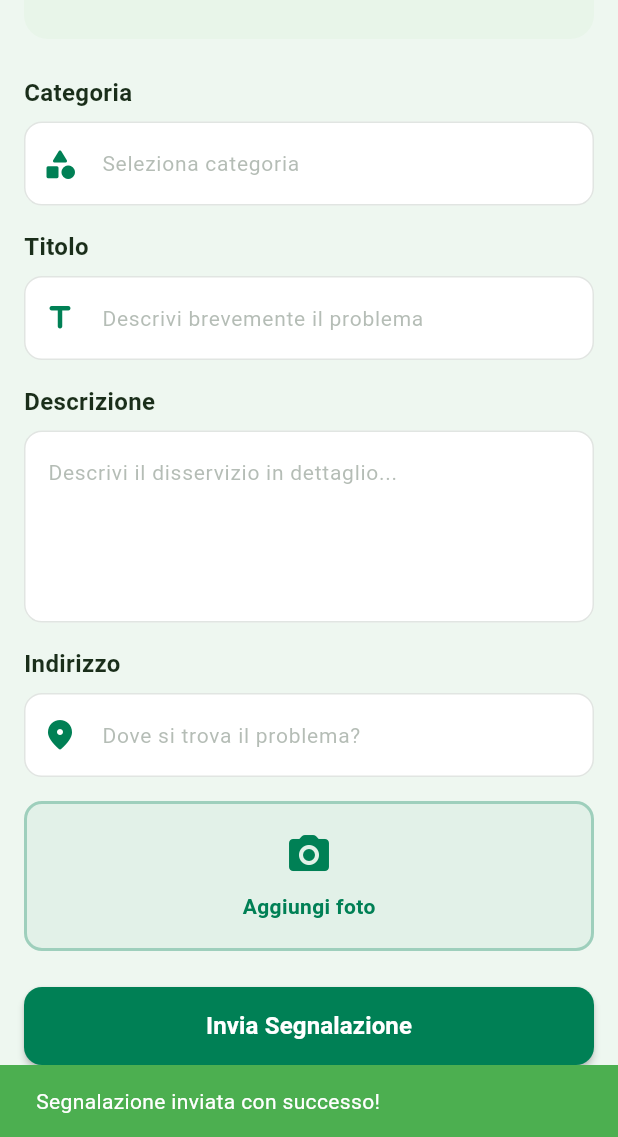
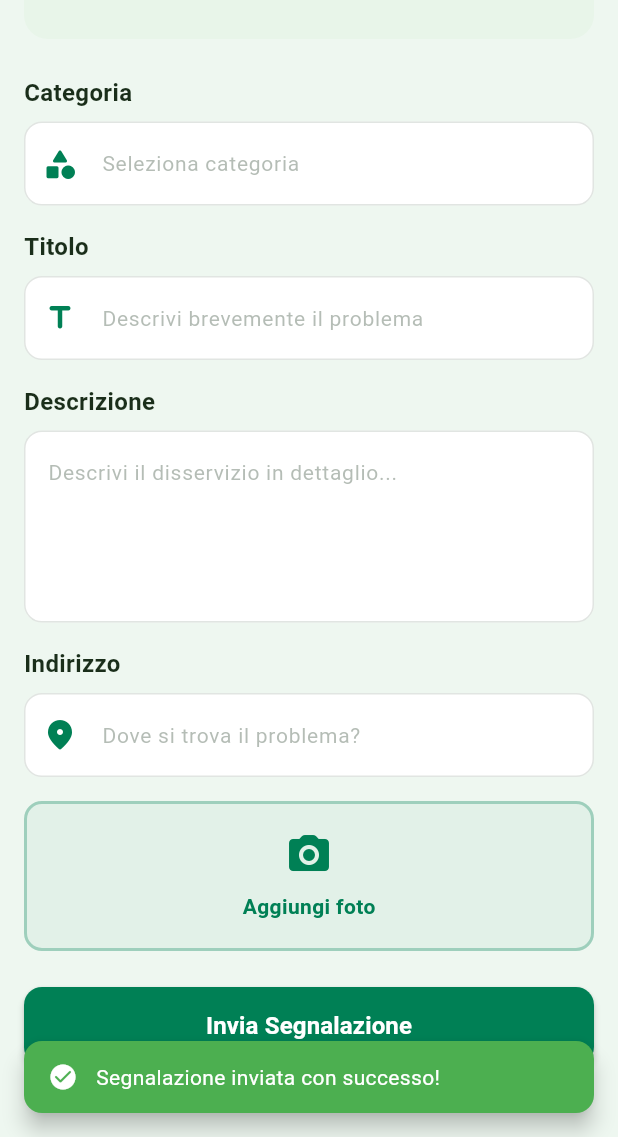
Before and after one commit to Oxer33/marcianise-app, a Flutter app: the SegnalaDisservizioScreen screen opened by its route, scrolled down 193 dp, after a tap on "Invia Segnalazione", on a phone screen of 412 x 824 dp, the part 99-1236 px from its top. Run offline on Flutter 3.47's test engine with Material 3 defaults, Android fonts, the phone set to English and light mode, and no system bars.

Commit message:
feat: SnackBarHelper utility per feedback consistente (success, error, info, warning) + refactor SnackBar

```diff
--- /dev/null
+++ b/lib/core/utils/snackbar_helper.dart
@@ -0,0 +1,60 @@
+import 'package:flutter/material.dart';
+import '../theme/app_colors.dart';
+import '../theme/app_text_styles.dart';
+
+/// Helper centralizzato per mostrare SnackBar consistenti in tutta l'app
+/// Uso: SnackBarHelper.showSuccess(context, 'Operazione completata!');
+class SnackBarHelper {
+  SnackBarHelper._();
+
+  /// SnackBar di successo (verde)
+  static void showSuccess(BuildContext context, String messaggio) {
+    _show(context, messaggio, AppColors.success, Icons.check_circle_rounded);
+  }
+
+  /// SnackBar di errore (rosso)
+  static void showError(BuildContext context, String messaggio) {
+    _show(context, messaggio, AppColors.error, Icons.error_rounded);
+  }
+
+  /// SnackBar informativo (primary verde scuro)
+  static void showInfo(BuildContext context, String messaggio) {
+    _show(context, messaggio, AppColors.primary, Icons.info_rounded);
+  }
+
+  /// SnackBar di avviso (arancione)
+  static void showWarning(BuildContext context, String messaggio) {
+    _show(context, messaggio, AppColors.warning, Icons.warning_rounded);
+  }
+
+  /// Metodo privato per mostrare la SnackBar con stile uniforme
+  static void _show(
+    BuildContext context,
+    String messaggio,
+    Color colore,
+    IconData icona,
+  ) {
+    ScaffoldMessenger.of(context).hideCurrentSnackBar();
+    ScaffoldMessenger.of(context).showSnackBar(
+      SnackBar(
+        content: Row(
+          children: [
+            Icon(icona, color: Colors.white, size: 20),
+            const SizedBox(width: 12),
+            Expanded(
+              child: Text(
+                messaggio,
+                style: AppTextStyles.bodyMedium.copyWith(color: Colors.white),
+              ),
+            ),
+          ],
+        ),
+        backgroundColor: colore,
+        behavior: SnackBarBehavior.floating,
+        shape: RoundedRectangleBorder(borderRadius: BorderRadius.circular(12)),
+        margin: const EdgeInsets.all(16),
+        duration: const Duration(seconds: 3),
+      ),
+    );
+  }
+}
--- a/lib/screens/servizi/segnala_disservizio_screen.dart
+++ b/lib/screens/servizi/segnala_disservizio_screen.dart
@@ -4,6 +4,7 @@ import '../../widgets/comune_drawer.dart';
 import '../../core/theme/app_colors.dart';
 import '../../core/theme/app_text_styles.dart';
 import '../../core/constants/app_constants.dart';
+import '../../core/utils/snackbar_helper.dart';
 
 /// Schermata per segnalare un disservizio al comune
 /// L'utente potrà compilare un form con descrizione, categoria e foto
@@ -201,12 +202,7 @@ class SegnalaDisservizioScreen extends StatelessWidget {
       child: ElevatedButton(
         onPressed: () {
           // TODO: Implementare invio segnalazione al back office
-          ScaffoldMessenger.of(context).showSnackBar(
-            const SnackBar(
-              content: Text('Segnalazione inviata con successo!'),
-              backgroundColor: AppColors.success,
-            ),
-          );
+          SnackBarHelper.showSuccess(context, 'Segnalazione inviata con successo!');
         },
         style: ElevatedButton.styleFrom(
           backgroundColor: AppColors.primary,
--- a/lib/screens/tributi/tributi_pagamenti_screen.dart
+++ b/lib/screens/tributi/tributi_pagamenti_screen.dart
@@ -1,6 +1,7 @@
 import 'package:flutter/material.dart';
 import '../../core/theme/app_colors.dart';
 import '../../core/theme/app_text_styles.dart';
+import '../../core/utils/snackbar_helper.dart';
 import '../../widgets/comune_app_bar.dart';
 import '../../widgets/comune_drawer.dart';
 
@@ -187,11 +188,7 @@ class TributiPagamentiScreen extends StatelessWidget {
           ElevatedButton.icon(
             onPressed: () {
               // TODO: Integrazione PagoPA
-              ScaffoldMessenger.of(context).showSnackBar(
-                const SnackBar(
-                  content: Text('Integrazione PagoPA in arrivo...'),
-                ),
-              );
+              SnackBarHelper.showInfo(context, 'Integrazione PagoPA in arrivo...');
             },
             icon: const Icon(Icons.payment_rounded),
             label: const Text('Vai a PagoPA'),
```
